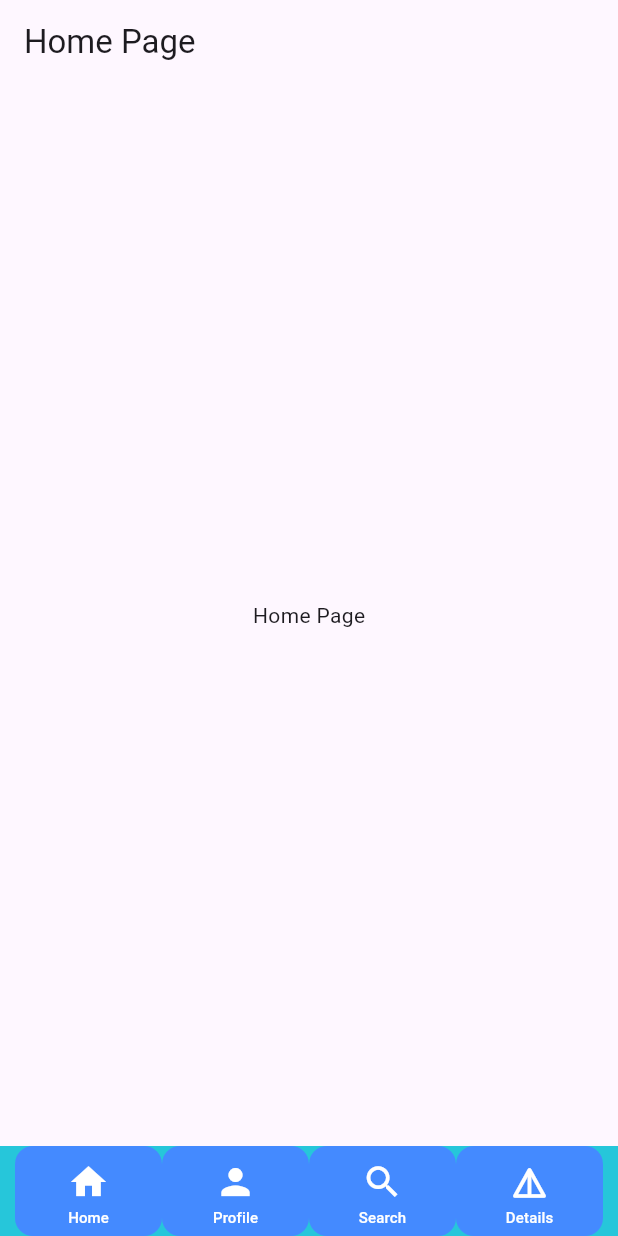
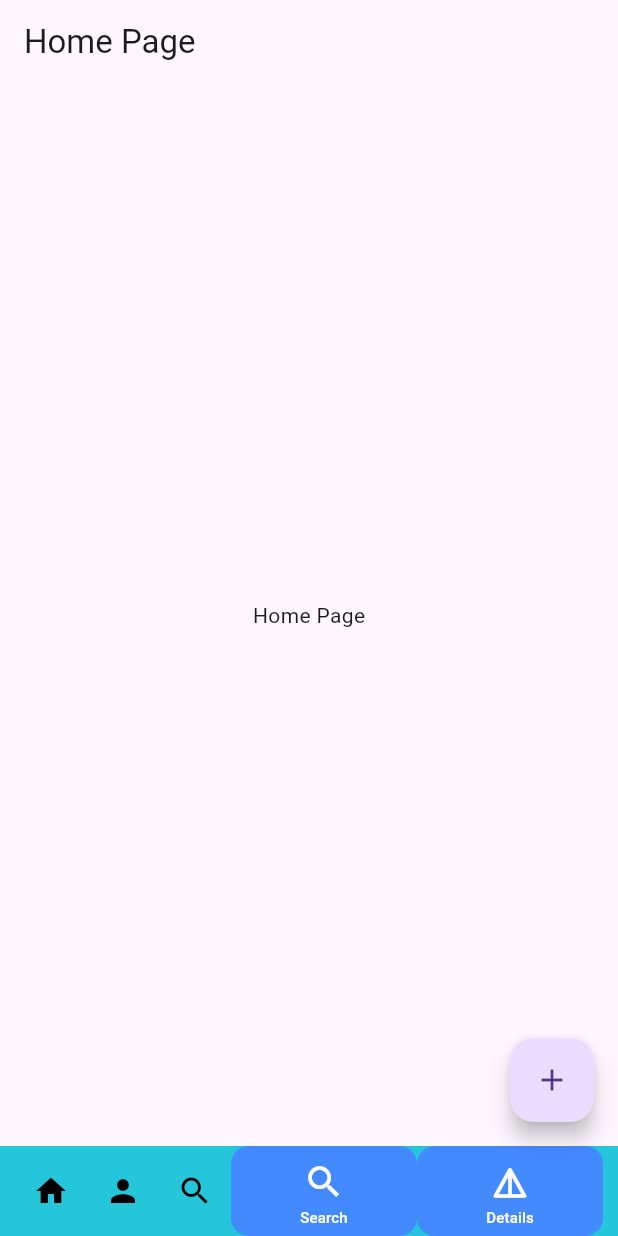
Before and after one commit to SajjadAli54/go_routing_demo, a Flutter app: the screen it shows after launch, on a phone screen of 412 x 824 dp. Run offline on Flutter 3.47's test engine with Material 3 defaults, Android fonts, the phone set to English and light mode, and no system bars; our stand-ins replace go_router.

Commit message:
In between of changing the design

```diff
--- a/lib/app/navigation.dart
+++ b/lib/app/navigation.dart
@@ -4,12 +4,18 @@
 class BottomNavigation extends StatelessWidget {
   final Widget child;
 
-  const BottomNavigation({super.key, required this.child});
+  BottomNavigation({super.key, required this.child});
+
+  var handleClick = (route, context) => GoRouter.of(context).go(route);
 
   @override
   Widget build(BuildContext context) {
     return Scaffold(
       body: child,
+      floatingActionButton: FloatingActionButton(
+        onPressed: () {},
+        child: const Icon(Icons.add),
+      ),
       bottomNavigationBar: BottomAppBar(
         padding: const EdgeInsets.symmetric(horizontal: 10),
         height: 60,
@@ -18,17 +24,22 @@
         child: Row(
           mainAxisAlignment: MainAxisAlignment.spaceEvenly,
           children: [
-            _buildBottomNavItem(
-              context,
-              icon: Icons.home,
-              label: 'Home',
-              route: '/',
+            IconButton(
+              icon: const Icon(
+                Icons.home,
+                color: Colors.black,
+              ),
+              onPressed: () => handleClick("/", context),
             ),
-            _buildBottomNavItem(
-              context,
-              icon: Icons.person,
-              label: 'Profile',
-              route: '/login',
+            IconButton(
+              icon: Icon(Icons.person),
+              color: Colors.black,
+              onPressed: () => handleClick("/login", context),
+            ),
+            IconButton(
+              icon: Icon(Icons.search),
+              color: Colors.black,
+              onPressed: () => handleClick("/users/searchParams", context),
             ),
             _buildBottomNavItem(
               context,
```
